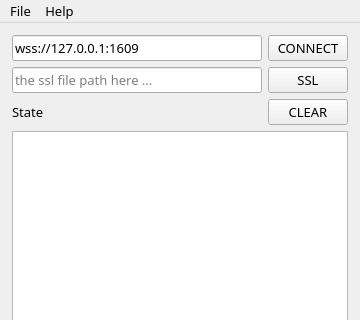
Before: the Qt Designer form src/main/resources/base/main.ui in vn-os/Qt-Websocket-Client-Secure, drawn with Qt 5; both pictures show x 0 to 360 and y 0 to 320 of the 360 by 464 pixel window.
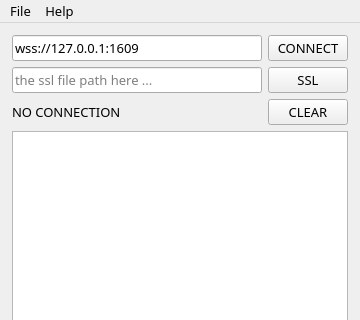
After: the same form once the commit is applied. Icons and pictures are not drawn.

Patch:
```diff
--- a/src/main/resources/base/main.ui
+++ b/src/main/resources/base/main.ui
@@ -102,7 +102,7 @@
       <item>
        <widget class="QLabel" name="lbl_status">
         <property name="text">
-         <string>State</string>
+         <string>NO CONNECTION</string>
         </property>
        </widget>
       </item>
```
